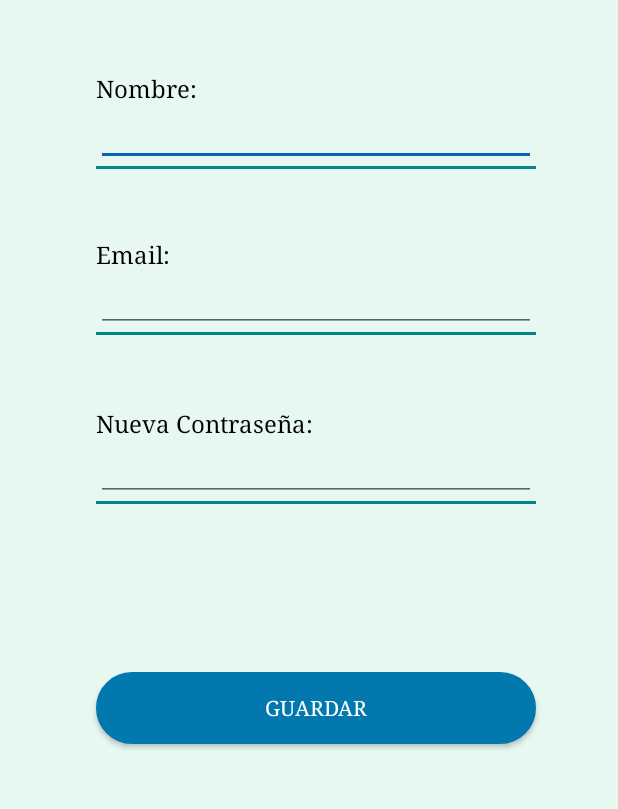
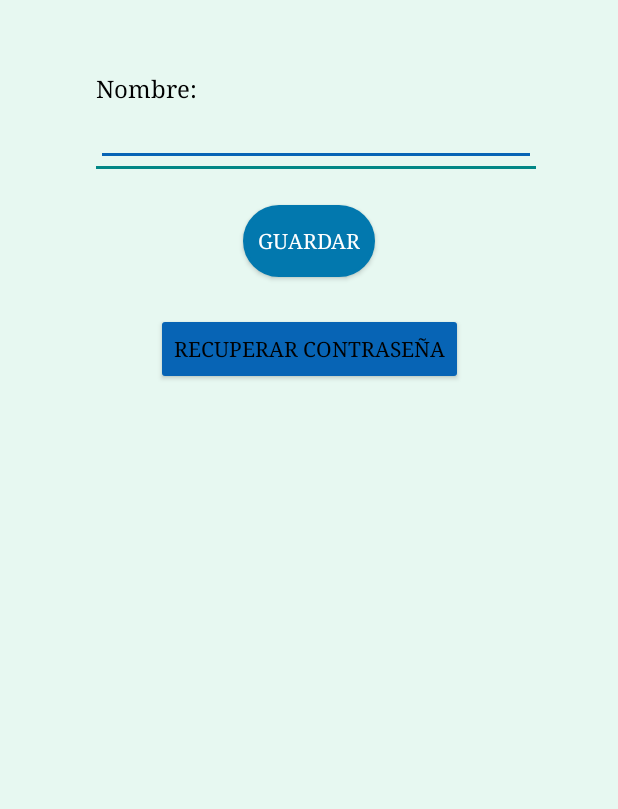
Before and after one commit to DanielBBHub/OximapG4-App, an Android app: the EditarPerfil screen opened directly, with no data from a screen before it, on a phone screen of 412 x 824 dp, the part 324-1133 px from its top. Run offline under Robolectric (Android 15) with nearby library versions, the light colour scheme and no system bars; our stand-ins replace Firebase (no records; nobody signed in at launch, a user with empty details on screens opened directly).

Commit message:
-Nombre del comit:     Editar perfil app
-Descripción del comit:
    En esta actividad podremos editar datos de nuestro usuario tal como el nombre, la imagen, etc.
    Añadido algunos retoques respecto a la subida de imagen

```diff
--- a/app/src/main/java/com/example/joacoses/oximap/EditarPerfil.java
+++ b/app/src/main/java/com/example/joacoses/oximap/EditarPerfil.java
@@ -35,7 +35,6 @@ public class EditarPerfil extends AppCompatActivity {
 
     FirebaseStorage storage = FirebaseStorage.getInstance();
 
-
     // Create a storage reference from our app
     StorageReference storageRef = storage.getReference();
     // Create a child reference
@@ -54,6 +53,7 @@ public class EditarPerfil extends AppCompatActivity {
 
 
 
+
         binding.btnGuardar.setOnClickListener( new View.OnClickListener() {
             @Override
             public void onClick(View v) {
@@ -61,10 +61,11 @@ public class EditarPerfil extends AppCompatActivity {
             }
         });
 
-        binding.btnEditarImagen.setOnClickListener( new View.OnClickListener() {
+
+        binding.btnRecuperarContrasenya.setOnClickListener( new View.OnClickListener() {
             @Override
             public void onClick(View v) {
-                cogerImagen();
+                recuperarContrasenya();
             }
         });
 
@@ -83,22 +84,29 @@ public class EditarPerfil extends AppCompatActivity {
     }
 
 
+
+
     @Override
-    public void onActivityResult(final int requestCode,
-                                 final int resultCode, final Intent data) {
+    public void onActivityResult(final int requestCode, final int resultCode, final Intent data) {
         super.onActivityResult(requestCode, resultCode, data);
         if (resultCode == Activity.RESULT_OK) {
             if (requestCode == 1234) {
-                Log.d(TAG, "Log que me ha pedido el dani: foto cogida");
                 subirImg(data.getData(), "Imagenes/" + user.getEmail());
             }
         }
     }
 
+
+    // .................................................................
+    // archivo: uri, ref: str -->
+    // subirImg() -->
+    // .................................................................
+    //En este metodo subimos la imagen de perfil que seleccionamos desde la galeria o camara  al storage de firebase,
+    //mas concretamente en la carpeta "Imagenes". Para que sea unica dicha imagen, al subirla le ponemos como nombre
+    //el correo del usuario, ya que este va a ser unico
     private void subirImg(Uri archivo, String ref)
     {
         StorageReference ficheroRef = storageRef.child(ref);
-        Log.d(TAG, "Log que me ha pedido el dani: " + ficheroRef);
         ficheroRef.putFile(archivo);
         storageRef.child("Imagenes/"+user.getEmail()).getDownloadUrl().addOnSuccessListener(new OnSuccessListener<Uri>() {
             @Override
@@ -108,37 +116,36 @@ public class EditarPerfil extends AppCompatActivity {
                 Log.d("urlImagen", urlImg);
             }
         });
-        /*
-        ficheroRef.putFile(archivo).addOnSuccessListener(
-                new OnSuccessListener<UploadTask.TaskSnapshot>() {
+    }
 
+
+    // .................................................................
+    // recuperarContrasenya() -->
+    // .................................................................
+    //Este metodo nos envia un email para recuperar la contraseña
+    public void recuperarContrasenya(){
+        FirebaseAuth auth = FirebaseAuth.getInstance();
+        String emailAddress = user.getEmail();
+
+        auth.sendPasswordResetEmail(emailAddress)
+                .addOnCompleteListener(new OnCompleteListener<Void>() {
                     @Override
-                    public void onSuccess(UploadTask.TaskSnapshot taskSnapshot) {
-                        Task<Uri> downloadUri = taskSnapshot.getStorage().getDownloadUrl();
-                        if(downloadUri.isSuccessful())
-                        {
-                            urlImg = downloadUri.getResult().toString();
-                            Toast.makeText(EditarPerfil.this, urlImg, Toast.LENGTH_LONG).show();
-
+                    public void onComplete(@NonNull Task<Void> task) {
+                        if (task.isSuccessful()) {
+                            Log.d(TAG, "Email enviado.");
                         }
                     }
-                }
-        );*/
+                });
     }
 
-    private void cogerImagen(){
-        // Get the data from an ImageView as bytes
-        binding.fotoUsuario.setDrawingCacheEnabled(true);
-        binding.fotoUsuario.buildDrawingCache();
-        Bitmap bitmap = ((BitmapDrawable) binding.fotoUsuario.getDrawable()).getBitmap();
-        ByteArrayOutputStream baos = new ByteArrayOutputStream();
-        bitmap.compress(Bitmap.CompressFormat.JPEG, 100, baos);
-        byte[] data = baos.toByteArray();
-    }
 
+    // .................................................................
+    // updateDatos() -->
+    // .................................................................
+    //Este metodo sirve para actualizar los datos del usuario, el que se encuentrar en su textbox e imageview
+    //posteriormente nos llevará a la actividad MainActivity
     private void updateDatos()
     {
-
         UserProfileChangeRequest profileUpdates = new UserProfileChangeRequest.Builder()
                 .setDisplayName(binding.txtNombreEditar.getText().toString())
                 .setPhotoUri(Uri.parse(urlImg))
--- a/app/src/main/res/layout/editar_perfil.xml
+++ b/app/src/main/res/layout/editar_perfil.xml
@@ -27,26 +27,6 @@
         app:layout_constraintStart_toStartOf="parent"
         app:layout_constraintTop_toBottomOf="@+id/fotoUsuario" />
 
-    <TextView
-        android:id="@+id/textView6"
-        android:layout_width="63dp"
-        android:layout_height="wrap_content"
-        android:layout_marginTop="48dp"
-        android:text="Email:"
-        android:textSize="16sp"
-        app:layout_constraintStart_toStartOf="@+id/textView2"
-        app:layout_constraintTop_toBottomOf="@+id/txtNombreEditar" />
-
-    <TextView
-        android:id="@+id/textView8"
-        android:layout_width="wrap_content"
-        android:layout_height="wrap_content"
-        android:layout_marginTop="48dp"
-        android:text="Nueva Contraseña:"
-        android:textSize="16sp"
-        app:layout_constraintStart_toStartOf="@+id/textView6"
-        app:layout_constraintTop_toBottomOf="@+id/divider2" />
-
     <EditText
         android:id="@+id/txtNombreEditar"
         android:layout_width="293dp"
@@ -55,24 +35,6 @@
         android:inputType="text"
         app:layout_constraintStart_toStartOf="@+id/textView2"
         app:layout_constraintTop_toBottomOf="@+id/textView2" />
-
-    <EditText
-        android:id="@+id/txtMailEditar"
-        android:layout_width="293dp"
-        android:layout_height="41dp"
-        android:ems="10"
-        android:inputType="text"
-        app:layout_constraintStart_toStartOf="@+id/textView6"
-        app:layout_constraintTop_toBottomOf="@+id/textView6" />
-
-    <EditText
-        android:id="@+id/txtContrasenyaEditar"
-        android:layout_width="293dp"
-        android:layout_height="41dp"
-        android:ems="10"
-        android:inputType="text"
-        app:layout_constraintStart_toStartOf="@+id/textView8"
-        app:layout_constraintTop_toBottomOf="@+id/textView8" />
 
     <View
         android:id="@+id/divider"
@@ -83,37 +45,18 @@
         app:layout_constraintStart_toStartOf="@+id/txtNombreEditar"
         app:layout_constraintTop_toBottomOf="@+id/txtNombreEditar" />
 
-    <View
-        android:id="@+id/divider2"
-        android:layout_width="0dp"
-        android:layout_height="2dp"
-        android:background="@color/verdeNav"
-        app:layout_constraintEnd_toEndOf="@+id/txtMailEditar"
-        app:layout_constraintStart_toStartOf="@+id/txtMailEditar"
-        app:layout_constraintTop_toBottomOf="@+id/txtMailEditar"
-        tools:layout_editor_absoluteY="395dp" />
-
-    <View
-        android:id="@+id/divider3"
-        android:layout_width="0dp"
-        android:layout_height="2dp"
-        android:background="@color/verdeNav"
-        app:layout_constraintEnd_toEndOf="@+id/txtContrasenyaEditar"
-        app:layout_constraintStart_toStartOf="@+id/txtContrasenyaEditar"
-        app:layout_constraintTop_toBottomOf="@+id/txtContrasenyaEditar"
-        tools:layout_editor_absoluteY="510dp" />
-
     <Button
         android:id="@+id/btnGuardar"
-        android:layout_width="0dp"
+        android:layout_width="wrap_content"
         android:layout_height="wrap_content"
+        android:layout_marginTop="24dp"
         android:background="@drawable/btn_aceptar"
         android:text="Guardar"
         android:textColor="#FFFFFF"
-        app:layout_constraintBottom_toBottomOf="parent"
-        app:layout_constraintEnd_toEndOf="@+id/txtContrasenyaEditar"
-        app:layout_constraintStart_toStartOf="@+id/txtContrasenyaEditar"
-        app:layout_constraintTop_toBottomOf="@+id/divider3" />
+        app:layout_constraintEnd_toEndOf="parent"
+        app:layout_constraintHorizontal_bias="0.5"
+        app:layout_constraintStart_toStartOf="parent"
+        app:layout_constraintTop_toBottomOf="@+id/divider" />
 
     <ImageButton
         android:id="@+id/btnEditarImagen"
@@ -123,4 +66,14 @@
         app:layout_constraintBottom_toBottomOf="@+id/fotoUsuario"
         app:layout_constraintEnd_toEndOf="@+id/fotoUsuario" />
 
+    <Button
+        android:id="@+id/btnRecuperarContrasenya"
+        android:layout_width="wrap_content"
+        android:layout_height="wrap_content"
+        android:layout_marginTop="24dp"
+        android:text="Recuperar Contraseña"
+        app:layout_constraintEnd_toEndOf="parent"
+        app:layout_constraintStart_toStartOf="parent"
+        app:layout_constraintTop_toBottomOf="@+id/btnGuardar" />
+
 </androidx.constraintlayout.widget.ConstraintLayout>
```
